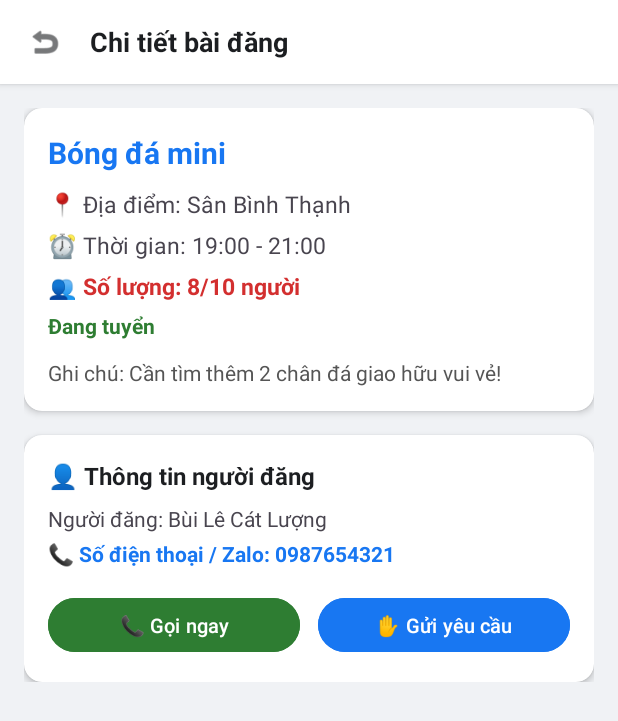
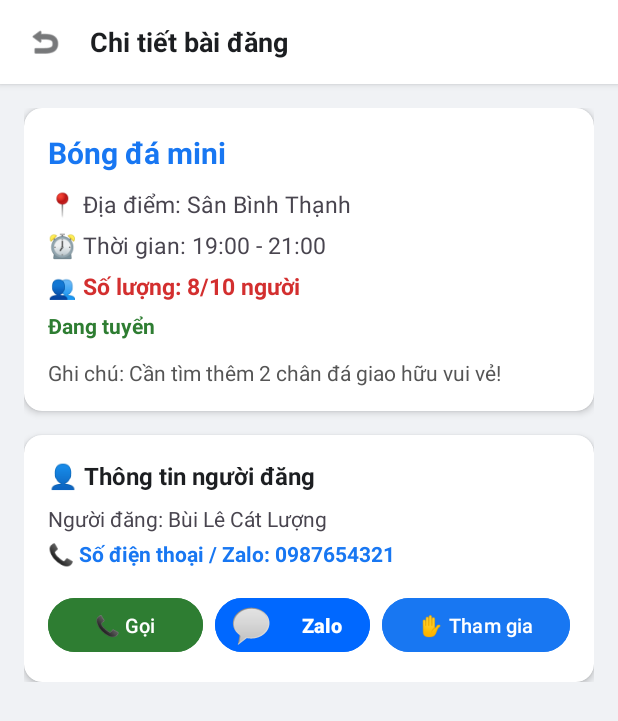
Before and after one commit to phangiahuy271105/SportMatch-Android, an Android app: the PostDetailActivity screen opened directly, with no data from a screen before it, on a phone screen of 412 x 824 dp. Shown: the top 721 px of the screen. Run offline under Robolectric (Android 15) with nearby library versions, the phone set to English and light mode, and no system bars; 1 statement that could not run was skipped.

Commit message:
Tich hop Zalo, bat dang nhap khi xem chi tiet va lien ket dat san sang tim nguoi

```diff
--- a/app/src/main/res/layout/activity_post_detail.xml
+++ b/app/src/main/res/layout/activity_post_detail.xml
@@ -161,29 +161,49 @@
                         android:layout_width="match_parent"
                         android:layout_height="wrap_content"
                         android:layout_marginTop="16dp"
+                        android:gravity="center_vertical"
                         android:orientation="horizontal">
 
                         <Button
                             android:id="@+id/btnCallNow"
                             android:layout_width="0dp"
                             android:layout_height="44dp"
-                            android:layout_marginEnd="6dp"
+                            android:layout_marginEnd="4dp"
                             android:layout_weight="1"
                             android:backgroundTint="#2E7D32"
-                            android:text="📞 Gọi ngay"
+                            android:paddingHorizontal="6dp"
+                            android:text="📞 Gọi"
                             android:textSize="13sp" />
+
+                        <Button
+                            android:id="@+id/btnOpenZalo"
+                            android:layout_width="0dp"
+                            android:layout_height="44dp"
+                            android:layout_marginHorizontal="4dp"
+                            android:layout_weight="1"
+                            android:backgroundTint="#0068FF"
+                            android:drawableLeft="@android:drawable/sym_action_chat"
+                            android:drawablePadding="4dp"
+                            android:paddingHorizontal="8dp"
+                            android:text="Zalo"
+                            android:textAllCaps="false"
+                            android:textColor="#FFFFFF"
+                            android:textSize="13sp"
+                            android:textStyle="bold" />
 
                         <Button
                             android:id="@+id/btnSendRequest"
                             android:layout_width="0dp"
                             android:layout_height="44dp"
-                            android:layout_marginStart="6dp"
-                            android:layout_weight="1"
+                            android:layout_marginStart="4dp"
+                            android:layout_weight="1.2"
                             android:backgroundTint="#1877F2"
-                            android:text="✋ Gửi yêu cầu"
+                            android:paddingHorizontal="6dp"
+                            android:text="✋ Tham gia"
                             android:textSize="13sp" />
                     </LinearLayout>
 
+                    <!-- KHỐI BỊ THIẾU GÂY LỖI ĐỎ: Các nút dành cho chủ bài đăng -->
                     <LinearLayout
                         android:id="@+id/layout_owner_actions"
                         android:layout_width="match_parent"
```
Also changed, not shown: app/src/main/java/adapter/PostAdapter.java (+21 -2 lines), app/src/main/java/com/sportmatch/app/BookingDetailActivity.java (+19 -0 lines), app/src/main/java/com/sportmatch/app/CreatePostActivity.java (+14 -0 lines), app/src/main/java/com/sportmatch/app/PostDetailActivity.java (+30 -4 lines), app/src/main/res/layout/activity_booking_detail.xml (+14 -1 lines).
